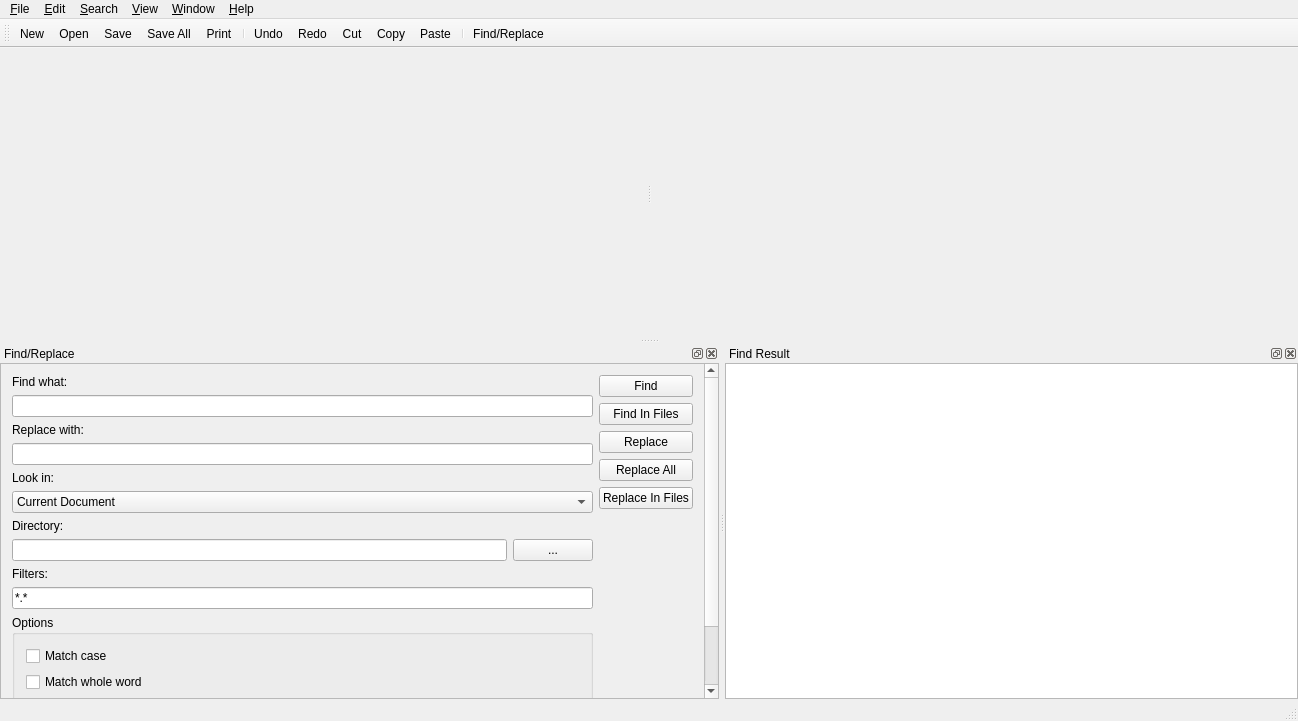
missdeer/ainesmile, file src/ainesmile/mainwindow.ui: the form before one commit.
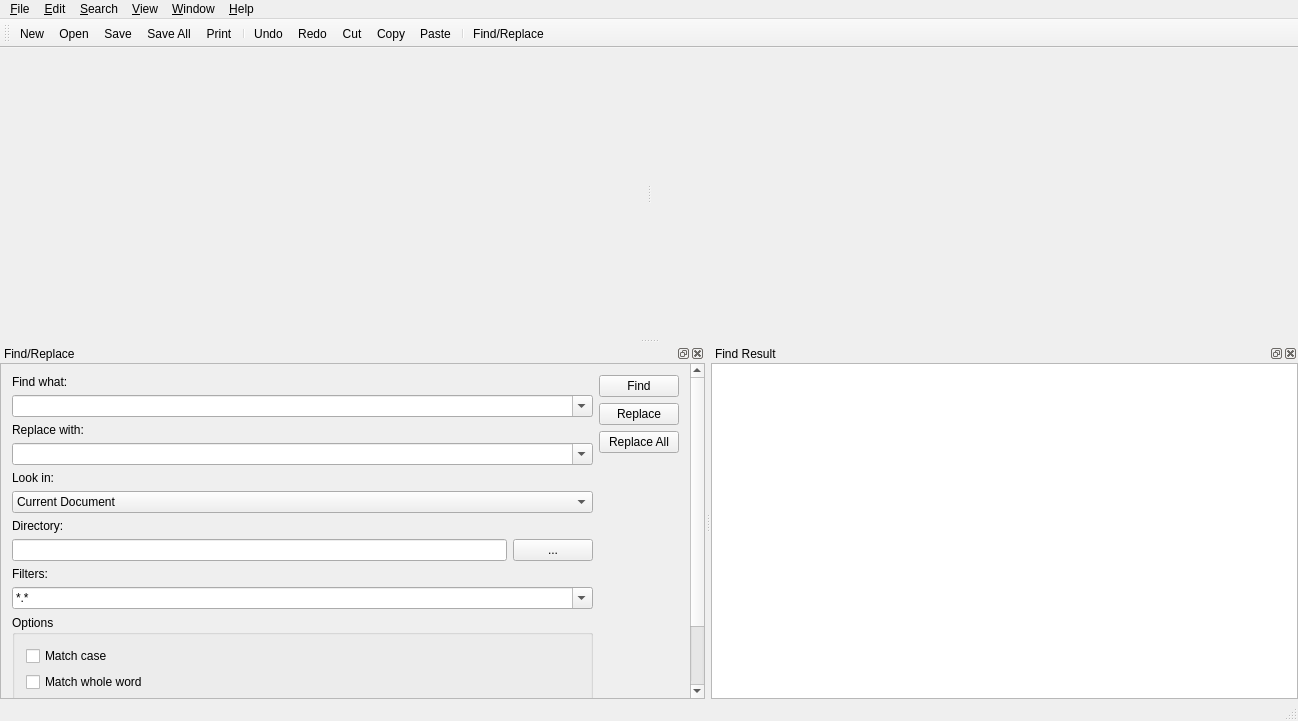
The form after the commit. Icons and pictures are not drawn. Custom widgets are drawn as their Qt base class.

Commit message: adjust find/replace panel layout

Diff of the .ui file:
```diff
--- a/src/ainesmile/mainwindow.ui
+++ b/src/ainesmile/mainwindow.ui
@@ -293,14 +293,14 @@
         <property name="geometry">
          <rect>
           <x>0</x>
-          <y>0</y>
+          <y>-41</y>
           <width>725</width>
-          <height>399</height>
+          <height>405</height>
          </rect>
         </property>
-        <layout class="QHBoxLayout" name="horizontalLayout_3">
+        <layout class="QHBoxLayout" name="horizontalLayout_3" stretch="1,0">
          <item>
-          <layout class="QVBoxLayout" name="verticalLayout_5" stretch="0,0,0,0,0,0,0,0,0,0,0,0">
+          <layout class="QVBoxLayout" name="verticalLayout_5" stretch="0,0,0,0,0,0,0,0,0,0,0,0,0">
            <item>
             <widget class="QLabel" name="labelFind">
              <property name="text">
@@ -309,7 +309,11 @@
             </widget>
            </item>
            <item>
-            <widget class="QLineEdit" name="edtFind"/>
+            <widget class="QComboBox" name="cbFind">
+             <property name="editable">
+              <bool>true</bool>
+             </property>
+            </widget>
            </item>
            <item>
             <widget class="QLabel" name="labelReplace">
@@ -319,7 +323,11 @@
             </widget>
            </item>
            <item>
-            <widget class="QLineEdit" name="edtReplace"/>
+            <widget class="QComboBox" name="cbReplace">
+             <property name="editable">
+              <bool>true</bool>
+             </property>
+            </widget>
            </item>
            <item>
             <widget class="QLabel" name="labelScope">
@@ -381,10 +389,15 @@
             </widget>
            </item>
            <item>
-            <widget class="QLineEdit" name="edtFilters">
-             <property name="text">
-              <string>*.*</string>
+            <widget class="QComboBox" name="cbFilters">
+             <property name="editable">
+              <bool>true</bool>
              </property>
+             <item>
+              <property name="text">
+               <string>*.*</string>
+              </property>
+             </item>
             </widget>
            </item>
            <item>
@@ -424,6 +437,19 @@
              </layout>
             </widget>
            </item>
+           <item>
+            <spacer name="verticalSpacer">
+             <property name="orientation">
+              <enum>Qt::Vertical</enum>
+             </property>
+             <property name="sizeHint" stdset="0">
+              <size>
+               <width>20</width>
+               <height>40</height>
+              </size>
+             </property>
+            </spacer>
+           </item>
            <item>
             <widget class="QWidget" name="widget_3" native="true"/>
            </item>
@@ -438,13 +464,6 @@
              </property>
             </widget>
            </item>
-           <item>
-            <widget class="QPushButton" name="btnFindInFiles">
-             <property name="text">
-              <string>Find In Files</string>
-             </property>
-            </widget>
-           </item>
            <item>
             <widget class="QPushButton" name="btnReplace">
              <property name="text">
@@ -459,13 +478,6 @@
              </property>
             </widget>
            </item>
-           <item>
-            <widget class="QPushButton" name="btnReplaceInFiles">
-             <property name="text">
-              <string>Replace In Files</string>
-             </property>
-            </widget>
-           </item>
            <item>
             <widget class="QWidget" name="widget_2" native="true"/>
            </item>
```
The commit also changes 2 other files.
